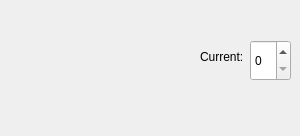
Above: source/poolpropertywidget.ui from rebalint/aurora-rpg-sheet before the change. Below: the same form after it.
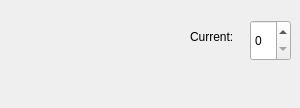
That is the form after the change. Custom widgets are drawn as their Qt base class.

The edit to the form file:
```diff
--- a/source/poolpropertywidget.ui
+++ b/source/poolpropertywidget.ui
@@ -7,7 +7,7 @@
     <x>0</x>
     <y>0</y>
     <width>300</width>
-    <height>136</height>
+    <height>108</height>
    </rect>
   </property>
   <property name="windowTitle">
@@ -17,7 +17,7 @@
    <property name="geometry">
     <rect>
      <x>0</x>
-     <y>30</y>
+     <y>10</y>
      <width>191</width>
      <height>91</height>
     </rect>
@@ -26,8 +26,8 @@
   <widget class="QLabel" name="label_2">
    <property name="geometry">
     <rect>
-     <x>200</x>
-     <y>50</y>
+     <x>190</x>
+     <y>30</y>
      <width>47</width>
      <height>13</height>
     </rect>
@@ -40,7 +40,7 @@
    <property name="geometry">
     <rect>
      <x>250</x>
-     <y>40</y>
+     <y>20</y>
      <width>41</width>
      <height>41</height>
     </rect>
```
